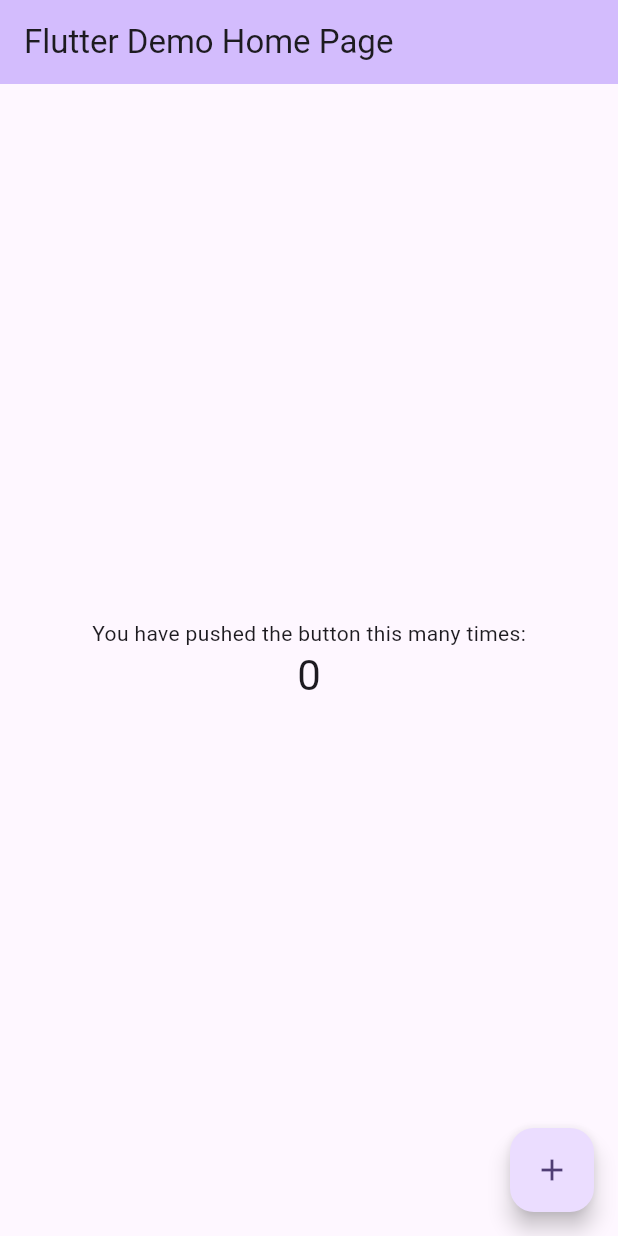
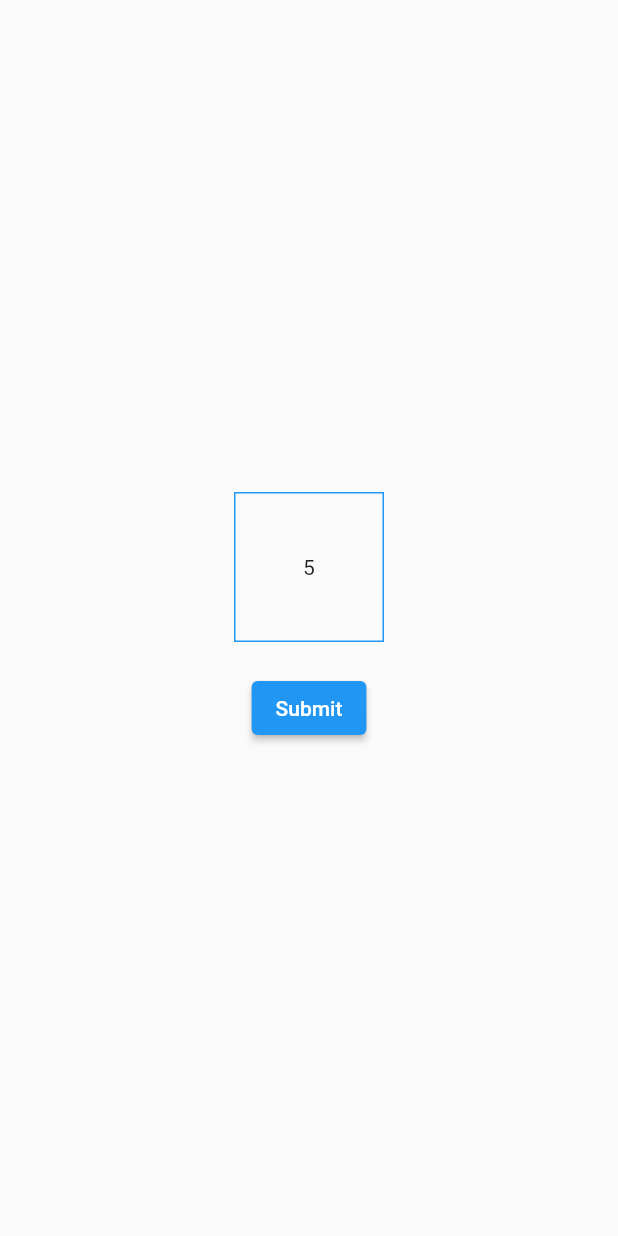
Before and after one commit to ukkey0518/custom_form_sample, a Flutter app: the screen it shows after launch, on a phone screen of 412 x 824 dp. Run offline on Flutter 3.47's test engine with Material 2 defaults, Android fonts, the phone set to English and light mode, and no system bars.

Commit message:
Add RandomNumberPickerForm

```diff
--- a/lib/main.dart
+++ b/lib/main.dart
@@ -1,125 +1,63 @@
+import 'package:custom_form_sample/random_number_picker_form.dart';
 import 'package:flutter/material.dart';
 
-void main() {
-  runApp(const MyApp());
-}
+void main() => runApp(const MyApp());
 
 class MyApp extends StatelessWidget {
   const MyApp({super.key});
 
-  // This widget is the root of your application.
   @override
-  Widget build(BuildContext context) {
-    return MaterialApp(
-      title: 'Flutter Demo',
-      theme: ThemeData(
-        // This is the theme of your application.
-        //
-        // TRY THIS: Try running your application with "flutter run". You'll see
-        // the application has a blue toolbar. Then, without quitting the app,
-        // try changing the seedColor in the colorScheme below to Colors.green
-        // and then invoke "hot reload" (save your changes or press the "hot
-        // reload" button in a Flutter-supported IDE, or press "r" if you used
-        // the command line to start the app).
-        //
-        // Notice that the counter didn't reset back to zero; the application
-        // state is not lost during the reload. To reset the state, use hot
-        // restart instead.
-        //
-        // This works for code too, not just values: Most code changes can be
-        // tested with just a hot reload.
-        colorScheme: ColorScheme.fromSeed(seedColor: Colors.deepPurple),
-        useMaterial3: true,
-      ),
-      home: const MyHomePage(title: 'Flutter Demo Home Page'),
-    );
-  }
+  Widget build(BuildContext context) => const MaterialApp(home: Home());
 }
 
-class MyHomePage extends StatefulWidget {
-  const MyHomePage({super.key, required this.title});
-
-  // This widget is the home page of your application. It is stateful, meaning
-  // that it has a State object (defined below) that contains fields that affect
-  // how it looks.
-
-  // This class is the configuration for the state. It holds the values (in this
-  // case the title) provided by the parent (in this case the App widget) and
-  // used by the build method of the State. Fields in a Widget subclass are
-  // always marked "final".
-
-  final String title;
-
-  @override
-  State<MyHomePage> createState() => _MyHomePageState();
-}
-
-class _MyHomePageState extends State<MyHomePage> {
-  int _counter = 0;
-
-  void _incrementCounter() {
-    setState(() {
-      // This call to setState tells the Flutter framework that something has
-      // changed in this State, which causes it to rerun the build method below
-      // so that the display can reflect the updated values. If we changed
-      // _counter without calling setState(), then the build method would not be
-      // called again, and so nothing would appear to happen.
-      _counter++;
-    });
-  }
+class Home extends StatelessWidget {
+  const Home({super.key});
 
   @override
   Widget build(BuildContext context) {
-    // This method is rerun every time setState is called, for instance as done
-    // by the _incrementCounter method above.
-    //
-    // The Flutter framework has been optimized to make rerunning build methods
-    // fast, so that you can just rebuild anything that needs updating rather
-    // than having to individually change instances of widgets.
+    final formKey = GlobalKey<FormState>();
+    const values = [1, 2, 3, 4, 5, 11, 12, 13, 14, 15];
+    var currentValue = values[4];
+
     return Scaffold(
-      appBar: AppBar(
-        // TRY THIS: Try changing the color here to a specific color (to
-        // Colors.amber, perhaps?) and trigger a hot reload to see the AppBar
-        // change color while the other colors stay the same.
-        backgroundColor: Theme.of(context).colorScheme.inversePrimary,
-        // Here we take the value from the MyHomePage object that was created by
-        // the App.build method, and use it to set our appbar title.
-        title: Text(widget.title),
+      body: Center(
+        child: Form(
+          key: formKey,
+          child: Column(
+            mainAxisAlignment: MainAxisAlignment.center,
+            children: [
+              RandomNumberPickerForm(
+                values: values,
+                initialValue: currentValue,
+                onChanged: (value) => currentValue = value,
+                validator: (value) {
+                  if (value == null) {
+                    return 'Please select a value.';
+                  }
+                  if (value % 2 == 0) {
+                    return 'Even numbers are not allowed.';
+                  }
+                  return null;
+                },
               ),
-      body: Center(
-        // Center is a layout widget. It takes a single child and positions it
-        // in the middle of the parent.
-        child: Column(
-          // Column is also a layout widget. It takes a list of children and
-          // arranges them vertically. By default, it sizes itself to fit its
-          // children horizontally, and tries to be as tall as its parent.
-          //
-          // Column has various properties to control how it sizes itself and
-          // how it positions its children. Here we use mainAxisAlignment to
-          // center the children vertically; the main axis here is the vertical
-          // axis because Columns are vertical (the cross axis would be
-          // horizontal).
-          //
-          // TRY THIS: Invoke "debug painting" (choose the "Toggle Debug Paint"
-          // action in the IDE, or press "p" in the console), to see the
-          // wireframe for each widget.
-          mainAxisAlignment: MainAxisAlignment.center,
-          children: <Widget>[
-            const Text(
-              'You have pushed the button this many times:',
-            ),
-            Text(
-              '$_counter',
-              style: Theme.of(context).textTheme.headlineMedium,
+              const SizedBox(height: 20),
+              ElevatedButton(
+                onPressed: () {
+                  if (!formKey.currentState!.validate()) {
+                    return;
+                  }
+                  ScaffoldMessenger.of(context).showSnackBar(SnackBar(
+                    duration: const Duration(milliseconds: 300),
+                    backgroundColor: Theme.of(context).primaryColor,
+                    content: Text('Submitted!: $currentValue'),
+                  ));
+                },
+                child: const Text('Submit'),
               ),
             ],
           ),
         ),
-      floatingActionButton: FloatingActionButton(
-        onPressed: _incrementCounter,
-        tooltip: 'Increment',
-        child: const Icon(Icons.add),
-      ), // This trailing comma makes auto-formatting nicer for build methods.
+      ),
     );
   }
 }
--- /dev/null
+++ b/lib/random_number_picker.dart
@@ -0,0 +1,64 @@
+import 'dart:math';
+
+import 'package:flutter/material.dart';
+
+class RandomNumberPicker extends StatefulWidget {
+  const RandomNumberPicker({
+    super.key,
+    required this.values,
+    this.initialValue,
+    this.onChanged,
+    this.errorText,
+  });
+
+  final List<int> values;
+  final int? initialValue;
+  final ValueChanged<int>? onChanged;
+  final String? errorText;
+
+  @override
+  State<RandomNumberPicker> createState() => _RandomNumberPickerState();
+}
+
+class _RandomNumberPickerState extends State<RandomNumberPicker> {
+  late int? _currentValue = widget.initialValue;
+
+  void _setValue() {
+    final newValue = widget.values[Random().nextInt(widget.values.length)];
+    setState(() => _currentValue = newValue);
+    if (widget.onChanged != null) {
+      widget.onChanged!(newValue);
+    }
+  }
+
+  @override
+  Widget build(BuildContext context) {
+    return Column(
+      mainAxisSize: MainAxisSize.min,
+      children: [
+        InkWell(
+          onTap: () => _setValue(),
+          child: Container(
+            width: 100,
+            height: 100,
+            alignment: Alignment.center,
+            decoration: BoxDecoration(
+              border: Border.all(color: Theme.of(context).primaryColor),
+            ),
+            child: Text(_currentValue?.toString() ?? ''),
+          ),
+        ),
+        if (widget.errorText != null)
+          Padding(
+            padding: const EdgeInsets.only(top: 10),
+            child: Text(
+              widget.errorText!,
+              style: TextStyle(
+                color: Theme.of(context).colorScheme.error,
+              ),
+            ),
+          )
+      ],
+    );
+  }
+}
--- /dev/null
+++ b/lib/random_number_picker_form.dart
@@ -0,0 +1,36 @@
+import 'package:custom_form_sample/random_number_picker.dart';
+import 'package:flutter/material.dart';
+
+class RandomNumberPickerForm extends FormField<int> {
+  RandomNumberPickerForm({
+    super.key,
+    required List<int> values,
+    int? initialValue,
+    ValueChanged<int>? onChanged,
+    AutovalidateMode? autovalidateMode,
+    bool? enabled,
+    super.onSaved,
+    super.validator,
+    super.restorationId,
+  }) : super(
+          initialValue: initialValue,
+          autovalidateMode: autovalidateMode ?? AutovalidateMode.disabled,
+          enabled: enabled ?? true,
+          builder: (state) {
+            void onChangedHandler(int value) {
+              state.didChange(value);
+              onChanged?.call(value);
+            }
+
+            return RandomNumberPicker(
+              values: values,
+              initialValue: initialValue,
+              onChanged: onChangedHandler,
+              errorText: state.errorText,
+            );
+          },
+        );
+
+  @override
+  FormFieldState<int> createState() => FormFieldState();
+}
```
Lines whose indentation alone changed are shown as unchanged.
